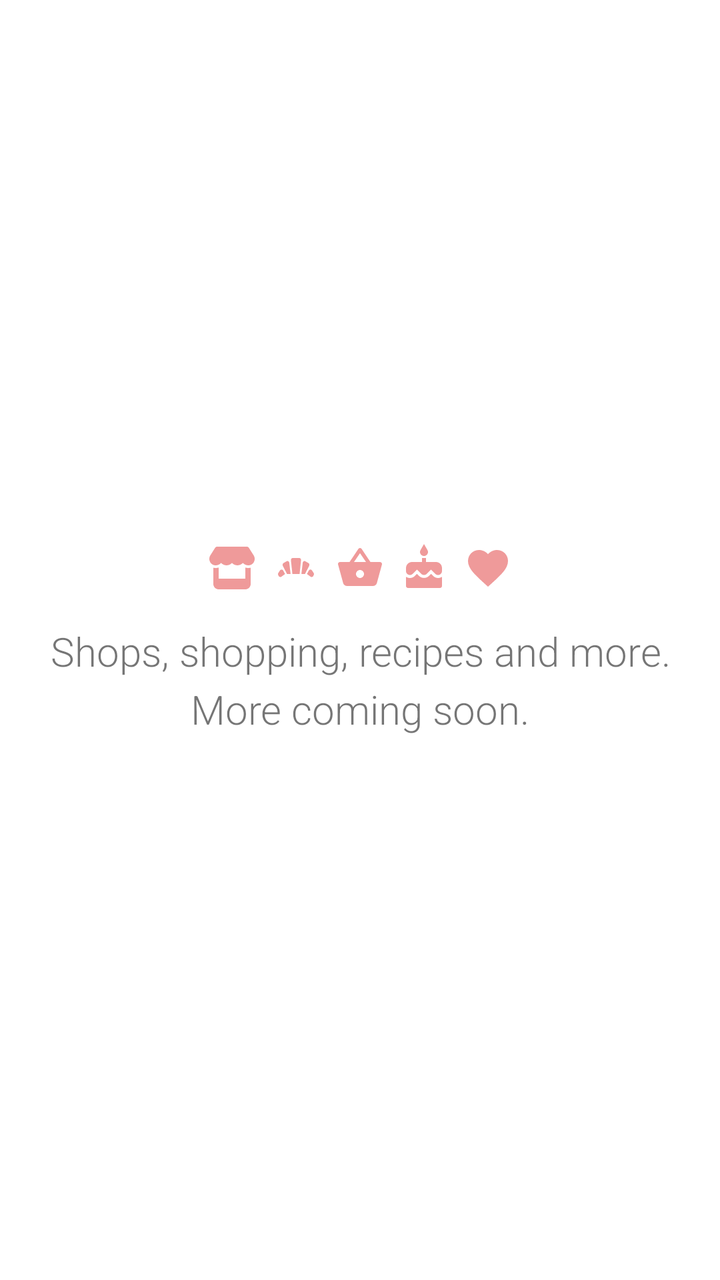
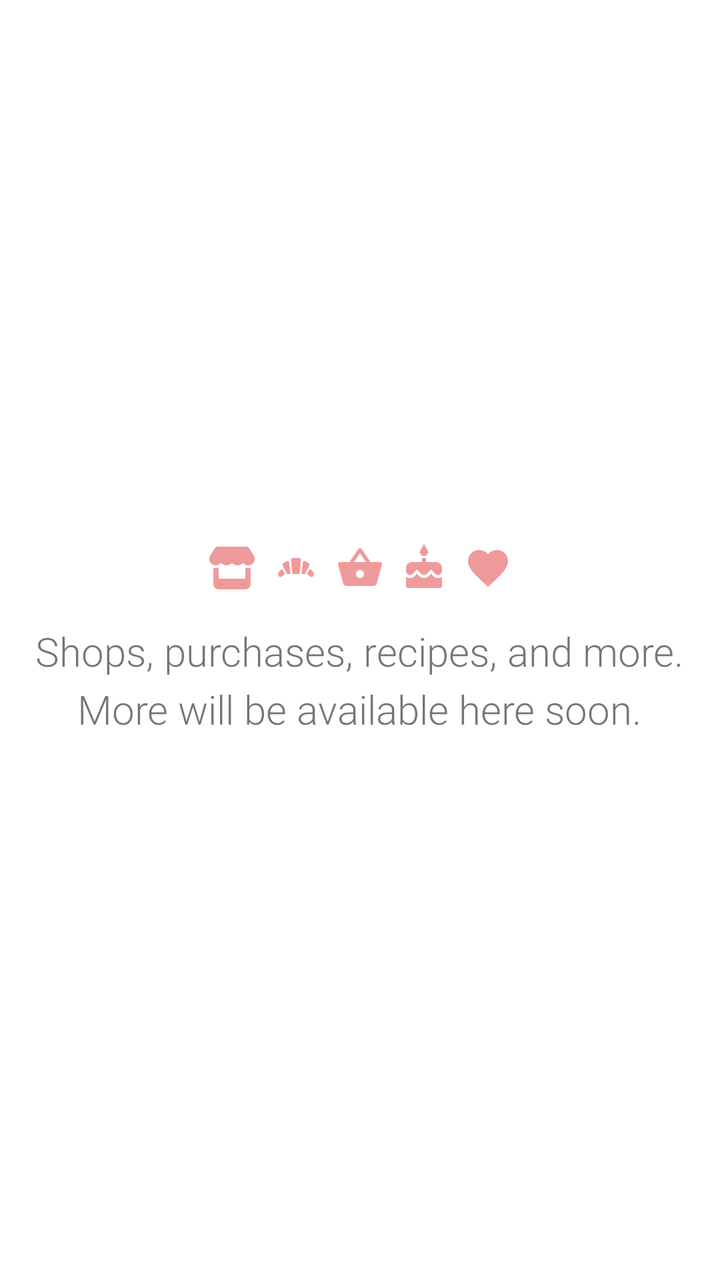

Compare the two renders of this Android layout. The source of the first and the diff that turns it into the second are given below.
<!-- AndroidManifest.xml: application theme Theme.DroidFridge -->
<!-- res/layout/fragment_home.xml -->
<?xml version="1.0" encoding="utf-8"?>
<LinearLayout xmlns:android="http://schemas.android.com/apk/res/android"
    xmlns:tools="http://schemas.android.com/tools"
    android:layout_width="match_parent"
    android:layout_height="match_parent"
    xmlns:app="http://schemas.android.com/apk/res-auto"
    android:orientation="vertical"
    android:gravity="center"
    tools:context=".fragment.HomeFragment"
    android:padding="16dp">

    <LinearLayout
        android:layout_width="wrap_content"
        android:layout_height="wrap_content"
        android:orientation="horizontal"
        android:layout_marginBottom="16dp">

        <ImageView
            android:layout_width="wrap_content"
            android:layout_height="wrap_content"
            android:src="@drawable/ic_store_24"
            android:contentDescription="@string/home_description_store_icon"
            android:layout_marginEnd="8dp"
            app:tint="@color/primary200"
            />

        <ImageView
            android:layout_width="wrap_content"
            android:layout_height="wrap_content"
            android:src="@drawable/ic_bakery_dining_24"
            android:contentDescription="@string/home_description_bakery_dining_icon"
            android:layout_marginEnd="8dp"
            app:tint="@color/primary200"
            />

        <ImageView
            android:layout_width="wrap_content"
            android:layout_height="wrap_content"
            android:src="@drawable/ic_shopping_basket_24"
            android:contentDescription="@string/home_description_basket_icon"
            android:layout_marginEnd="8dp"
            app:tint="@color/primary200"
            />

        <ImageView
            android:layout_width="wrap_content"
            android:layout_height="wrap_content"
            android:src="@drawable/ic_cake_24"
            android:contentDescription="@string/home_description_cake_icon"
            android:layout_marginEnd="8dp"
            app:tint="@color/primary200"
            />

        <ImageView
            android:layout_width="wrap_content"
            android:layout_height="wrap_content"
            android:src="@drawable/ic_favorite_filled_24"
            android:contentDescription="@string/home_description_heart_icon"
            app:tint="@color/primary200"
            />
    </LinearLayout>

    <TextView
        android:layout_width="wrap_content"
        android:layout_height="wrap_content"
        android:fontFamily="@string/font_roboto_light"
        android:textSize="20sp"
        android:lineSpacingMultiplier="1.2"
        android:gravity="center"
        android:text="@string/home_empty_dashboard" />

</LinearLayout>
<!-- resources referenced by this layout -->
<resources>
  <color name="primary200">#EF9A9A</color>
  <!-- drawable ic_cake_24 (drawable) -->
  <vector xmlns:android="http://schemas.android.com/apk/res/android" android:height="24dp" android:tint="#000000" android:viewportHeight="24" android:viewportWidth="24" android:width="24dp">
        
      <path android:fillColor="@android:color/white" android:pathData="M12,6c1.11,0 2,-0.9 2,-2 0,-0.38 -0.1,-0.73 -0.29,-1.03L12,0l-1.71,2.97c-0.19,0.3 -0.29,0.65 -0.29,1.03 0,1.1 0.9,2 2,2zM16.6,15.99l-1.07,-1.07 -1.08,1.07c-1.3,1.3 -3.58,1.31 -4.89,0l-1.07,-1.07 -1.09,1.07C6.75,16.64 5.88,17 4.96,17c-0.73,0 -1.4,-0.23 -1.96,-0.61L3,21c0,0.55 0.45,1 1,1h16c0.55,0 1,-0.45 1,-1v-4.61c-0.56,0.38 -1.23,0.61 -1.96,0.61 -0.92,0 -1.79,-0.36 -2.44,-1.01zM18,9h-5L13,7h-2v2L6,9c-1.66,0 -3,1.34 -3,3v1.54c0,1.08 0.88,1.96 1.96,1.96 0.52,0 1.02,-0.2 1.38,-0.57l2.14,-2.13 2.13,2.13c0.74,0.74 2.03,0.74 2.77,0l2.14,-2.13 2.13,2.13c0.37,0.37 0.86,0.57 1.38,0.57 1.08,0 1.96,-0.88 1.96,-1.96L20.99,12C21,10.34 19.66,9 18,9z"/>
      
  </vector>
  <!-- drawable ic_favorite_filled_24 (drawable) -->
  <vector xmlns:android="http://schemas.android.com/apk/res/android" android:height="24dp" android:tint="#000000" android:viewportHeight="24" android:viewportWidth="24" android:width="24dp">
        
      <path android:fillColor="@android:color/white" android:pathData="M12,21.35l-1.45,-1.32C5.4,15.36 2,12.28 2,8.5 2,5.42 4.42,3 7.5,3c1.74,0 3.41,0.81 4.5,2.09C13.09,3.81 14.76,3 16.5,3 19.58,3 22,5.42 22,8.5c0,3.78 -3.4,6.86 -8.55,11.54L12,21.35z"/>
      
  </vector>
  <!-- drawable ic_shopping_basket_24 (drawable) -->
  <vector xmlns:android="http://schemas.android.com/apk/res/android" android:height="24dp" android:tint="#000000" android:viewportHeight="24" android:viewportWidth="24" android:width="24dp">
        
      <path android:fillColor="@android:color/white" android:pathData="M17.21,9l-4.38,-6.56c-0.19,-0.28 -0.51,-0.42 -0.83,-0.42 -0.32,0 -0.64,0.14 -0.83,0.43L6.79,9L2,9c-0.55,0 -1,0.45 -1,1 0,0.09 0.01,0.18 0.04,0.27l2.54,9.27c0.23,0.84 1,1.46 1.92,1.46h13c0.92,0 1.69,-0.62 1.93,-1.46l2.54,-9.27L23,10c0,-0.55 -0.45,-1 -1,-1h-4.79zM9,9l3,-4.4L15,9L9,9zM12,17c-1.1,0 -2,-0.9 -2,-2s0.9,-2 2,-2 2,0.9 2,2 -0.9,2 -2,2z"/>
      
  </vector>
  <string translatable="false" name="font_roboto_light">sans-serif-light</string>
  <string name="home_description_bakery_dining_icon">Icon of a bakery dining</string>
  <string name="home_description_basket_icon">Icon of a basket</string>
  <string name="home_description_cake_icon">Icon of a cake</string>
  <string name="home_description_heart_icon">Icon of a heart</string>
  <string name="home_description_store_icon">Icon of a store</string>
  <string name="home_empty_dashboard">Shops, shopping, recipes and more.\nMore coming soon.</string>
  <style name="Theme.DroidFridge" parent="Base.Theme.DroidFridge" />
  <style name="Base.Theme.DroidFridge" parent="Theme.MaterialComponents.DayNight.NoActionBar">
          <item name="colorPrimary">@color/primary900</item>
          <item name="colorPrimaryVariant">@color/primary900</item>
          <item name="colorOnPrimary">@color/white</item>
          <item name="colorSecondary">@color/secondary200</item>
          <item name="colorSecondaryVariant">@color/secondary700</item>
          <item name="colorOnSecondary">@color/black</item>
  
          <item name="android:statusBarColor">?attr/colorPrimary</item>
          <item name="android:windowLightStatusBar">false</item>
  
          <item name="bottomSheetDialogTheme">@style/BottomSheetDialog</item>
      </style>
  <color name="primary900">#B71C1C</color>
  <color name="white">#FFFFFFFF</color>
  <color name="secondary200">#ffca7f</color>
  <color name="secondary700">#f57902</color>
  <color name="black">#FF000000</color>
  <style name="BottomSheetDialog" parent="Theme.MaterialComponents.DayNight.BottomSheetDialog">
          <item name="android:windowIsFloating">false</item>
          <item name="android:windowSoftInputMode">adjustResize</item>
      </style>
  <!-- unchanged entries left out for length: 2 -->
</resources>

<!-- the commit's change to res/layout/fragment_home.xml (unified diff, before → after) -->
@@ -1,9 +1,9 @@
 <?xml version="1.0" encoding="utf-8"?>
 <LinearLayout xmlns:android="http://schemas.android.com/apk/res/android"
     xmlns:tools="http://schemas.android.com/tools"
+    xmlns:app="http://schemas.android.com/apk/res-auto"
     android:layout_width="match_parent"
     android:layout_height="match_parent"
-    xmlns:app="http://schemas.android.com/apk/res-auto"
     android:orientation="vertical"
     android:gravity="center"
     tools:context=".fragment.HomeFragment"
<!-- resource entries referenced after the edit -->
@@ -25,7 +25,7 @@
   <string name="home_description_cake_icon">Icon of a cake</string>
   <string name="home_description_heart_icon">Icon of a heart</string>
   <string name="home_description_store_icon">Icon of a store</string>
-  <string name="home_empty_dashboard">Shops, shopping, recipes and more.\nMore coming soon.</string>
+  <string name="home_empty_dashboard">Shops, purchases, recipes, and more.\nMore will be available here soon.</string>
   <style name="Theme.DroidFridge" parent="Base.Theme.DroidFridge" />
   <style name="Base.Theme.DroidFridge" parent="Theme.MaterialComponents.DayNight.NoActionBar">
           <item name="colorPrimary">@color/primary900</item>
